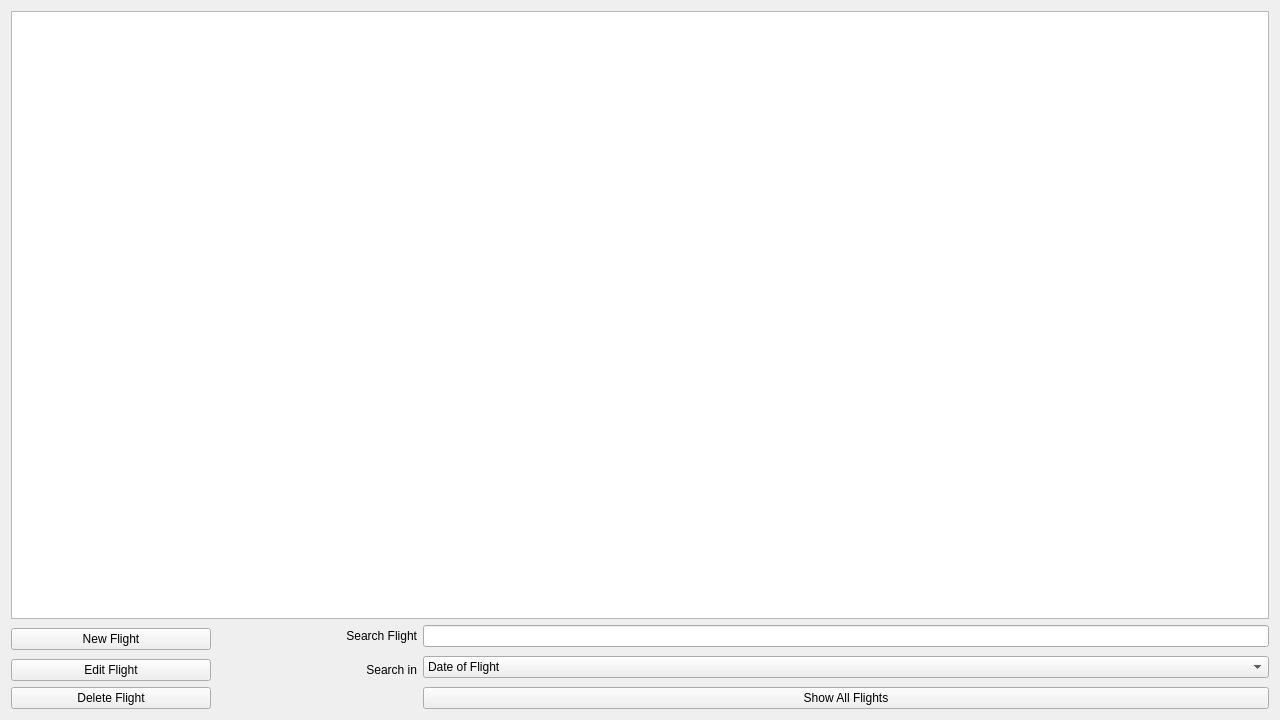
First picture: the form in src/gui/widgets/logbookwidget.ui, repository fiffty-50/openPilotLog, before the edit.
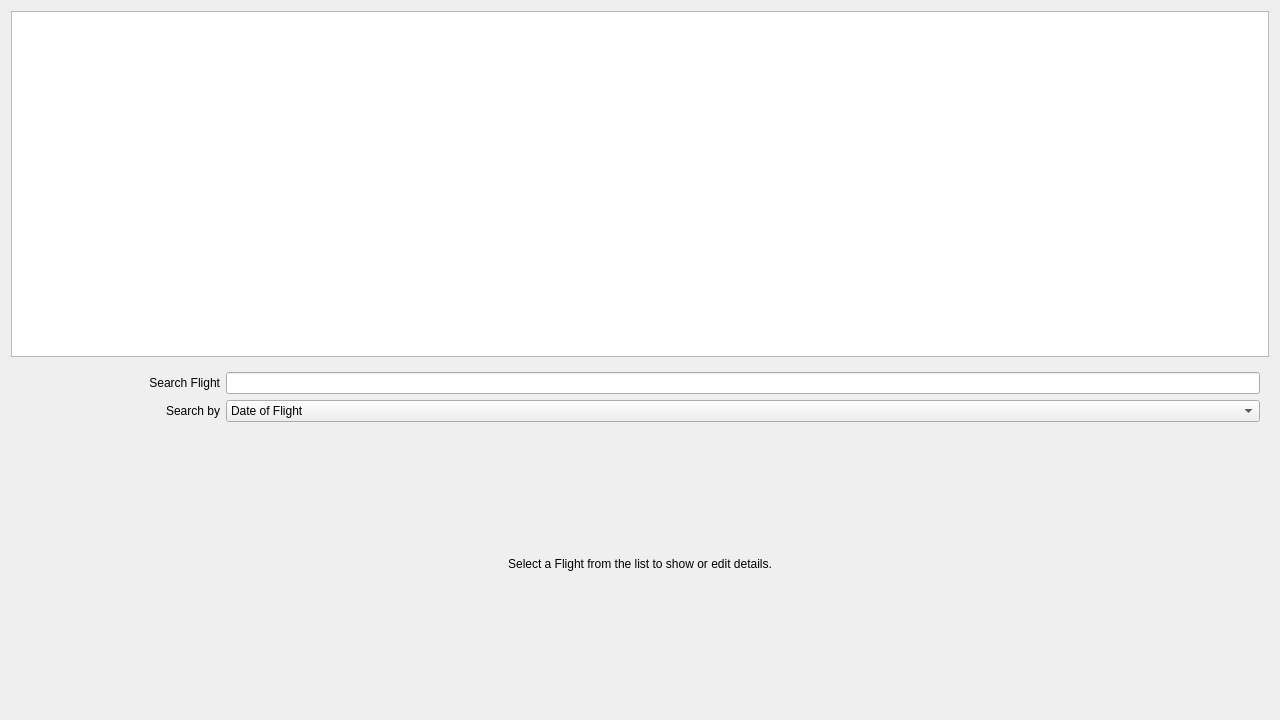
Second picture: the form after the edit.

Patch:
```diff
--- a/src/gui/widgets/logbookwidget.ui
+++ b/src/gui/widgets/logbookwidget.ui
@@ -14,7 +14,7 @@
    <string>Form</string>
   </property>
   <layout class="QGridLayout" name="gridLayout">
-   <item row="0" column="0" colspan="3">
+   <item row="0" column="0">
     <widget class="QTableView" name="tableView">
      <property name="font">
       <font>
@@ -32,20 +32,11 @@
      </property>
     </widget>
    </item>
-   <item row="1" column="0" rowspan="2">
-    <widget class="QPushButton" name="newFlightButton">
-     <property name="minimumSize">
-      <size>
-       <width>200</width>
-       <height>0</height>
-      </size>
-     </property>
-     <property name="text">
-      <string>New Flight</string>
-     </property>
-    </widget>
-   </item>
-   <item row="1" column="1">
+   <item row="1" column="0">
+    <widget class="QStackedWidget" name="stackedWidget">
+     <widget class="QWidget" name="defaultPage">
+      <layout class="QGridLayout" name="gridLayout_2">
+       <item row="0" column="0">
     <widget class="QLabel" name="flightSearchLabel">
      <property name="minimumSize">
       <size>
@@ -61,7 +52,7 @@
      </property>
     </widget>
    </item>
-   <item row="1" column="2">
+       <item row="0" column="1">
     <widget class="QLineEdit" name="flightSearchLlineEdit">
      <property name="toolTip">
       <string>&lt;html&gt;&lt;head/&gt;&lt;body&gt;&lt;p&gt;Enter the searchterm you want to filter your flights by.&lt;/p&gt;&lt;p&gt;For dates, make sure to use the format YYYY-MM-DD&lt;/p&gt;&lt;/body&gt;&lt;/html&gt;</string>
@@ -71,7 +62,23 @@
      </property>
     </widget>
    </item>
-   <item row="2" column="2" rowspan="2">
+       <item row="1" column="0">
+        <widget class="QLabel" name="flightSearchInLabel">
+         <property name="minimumSize">
+          <size>
+           <width>200</width>
+           <height>0</height>
+          </size>
+         </property>
+         <property name="text">
+          <string>Search by</string>
+         </property>
+         <property name="alignment">
+          <set>Qt::AlignRight|Qt::AlignTrailing|Qt::AlignVCenter</set>
+         </property>
+        </widget>
+       </item>
+       <item row="1" column="1">
     <widget class="QComboBox" name="flightSearchComboBox">
      <item>
       <property name="text">
@@ -100,50 +107,30 @@
      </item>
     </widget>
    </item>
-   <item row="3" column="0">
-    <widget class="QPushButton" name="editFlightButton">
-     <property name="minimumSize">
-      <size>
-       <width>200</width>
-       <height>0</height>
-      </size>
-     </property>
+       <item row="2" column="0" colspan="2">
+        <widget class="QLabel" name="label">
      <property name="text">
-      <string>Edit Flight</string>
-     </property>
-    </widget>
-   </item>
-   <item row="3" column="1">
-    <widget class="QLabel" name="flightSearchInLabel">
-     <property name="minimumSize">
-      <size>
-       <width>200</width>
-       <height>0</height>
-      </size>
-     </property>
-     <property name="text">
-      <string>Search in</string>
+          <string>Select a Flight from the list to show or edit details.</string>
      </property>
      <property name="alignment">
-      <set>Qt::AlignRight|Qt::AlignTrailing|Qt::AlignVCenter</set>
+          <set>Qt::AlignCenter</set>
      </property>
     </widget>
    </item>
-   <item row="4" column="0">
-    <widget class="QPushButton" name="deleteFlightPushButton">
-     <property name="minimumSize">
-      <size>
-       <width>200</width>
-       <height>0</height>
-      </size>
-     </property>
-     <property name="text">
-      <string>Delete Flight</string>
-     </property>
-    </widget>
+      </layout>
+     </widget>
+    </widget>
    </item>
-   <item row="4" column="1">
+  </layout>
     <widget class="QLabel" name="spacerLabel">
+   <property name="geometry">
+    <rect>
+     <x>284</x>
+     <y>410</y>
+     <width>200</width>
+     <height>16</height>
+    </rect>
+   </property>
      <property name="minimumSize">
       <size>
        <width>200</width>
@@ -157,15 +144,6 @@
       <set>Qt::AlignRight|Qt::AlignTrailing|Qt::AlignVCenter</set>
      </property>
     </widget>
-   </item>
-   <item row="4" column="2">
-    <widget class="QPushButton" name="showAllButton">
-     <property name="text">
-      <string>Show All Flights</string>
-     </property>
-    </widget>
-   </item>
-  </layout>
   <action name="actionEdit_Flight">
    <property name="text">
     <string>Edit Flight</string>
```
Lines whose indentation alone changed are shown as unchanged.
